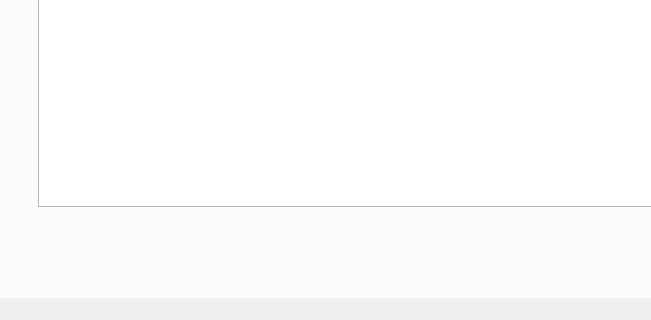
Old version of the form mainwindow.ui in the repository M-AliTanveer/Zephyr-2.0-Parallelized; both pictures show x 0 to 651 and y 299 to 619 of the 915 by 619 pixel window.
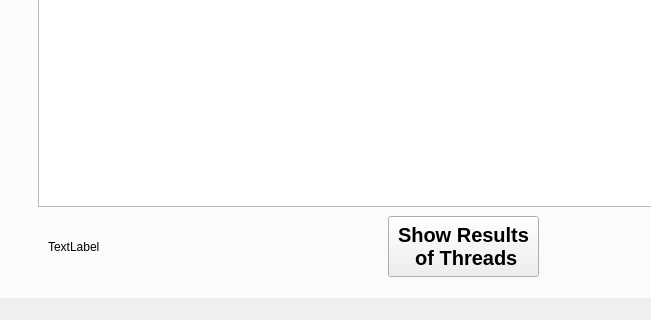
New version of the form. The open tabs and pages were chosen to show the change.

```diff
--- a/mainwindow.ui
+++ b/mainwindow.ui
@@ -684,6 +684,40 @@
        <set>Qt::AlignCenter</set>
       </property>
      </widget>
+     <widget class="QPushButton" name="showfilebutton">
+      <property name="geometry">
+       <rect>
+        <x>390</x>
+        <y>510</y>
+        <width>151</width>
+        <height>61</height>
+       </rect>
+      </property>
+      <property name="font">
+       <font>
+        <pointsize>15</pointsize>
+        <weight>75</weight>
+        <bold>true</bold>
+       </font>
+      </property>
+      <property name="text">
+       <string>Show Results 
+ of Threads</string>
+      </property>
+     </widget>
+     <widget class="QLabel" name="timelabel">
+      <property name="geometry">
+       <rect>
+        <x>50</x>
+        <y>520</y>
+        <width>161</width>
+        <height>41</height>
+       </rect>
+      </property>
+      <property name="text">
+       <string>TextLabel</string>
+      </property>
+     </widget>
     </widget>
    </widget>
   </widget>
```
Left out of the diff: 21 changed lines with no effect on the pictures.
